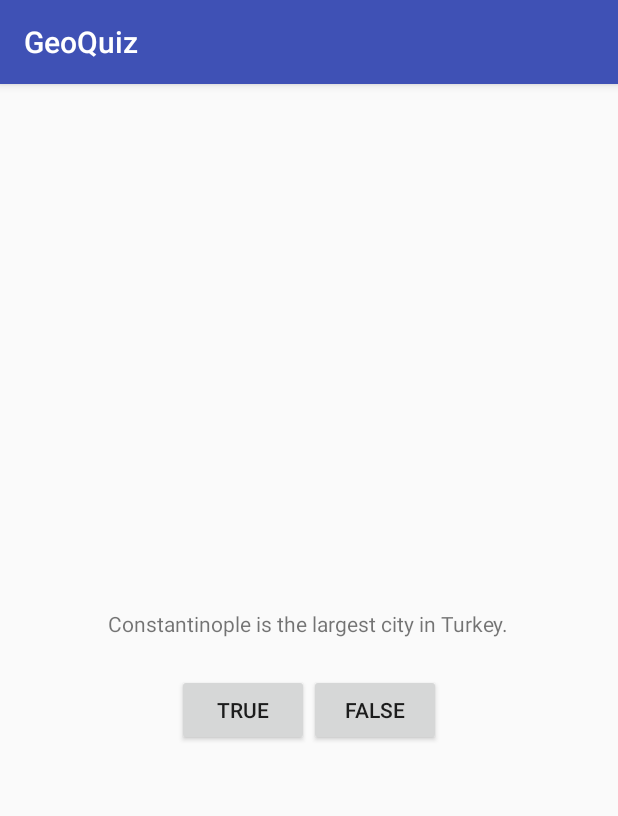
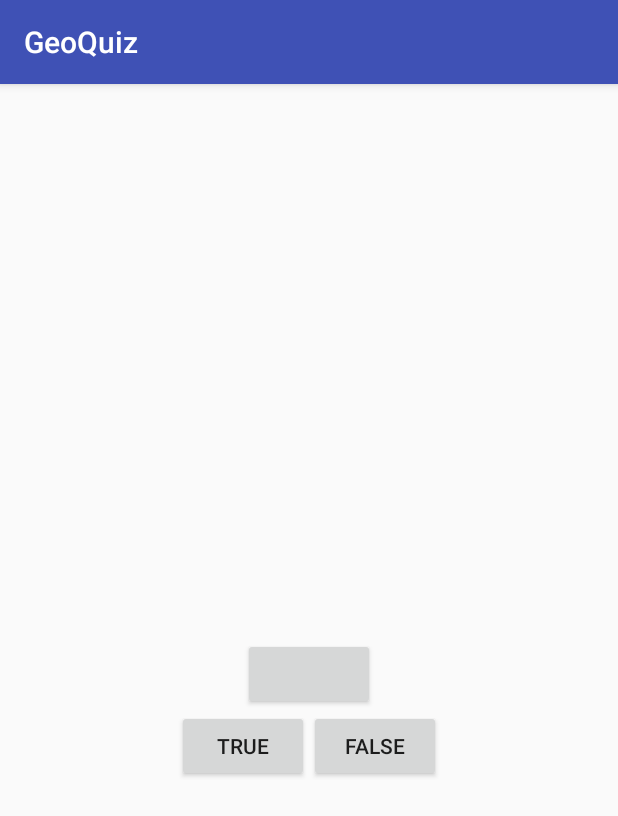
Before and after one commit to cskiro/GeoQuiz, an Android app: the screen it shows after launch (QuizActivity), on a phone screen of 412 x 824 dp. Shown: the top 816 px of the screen. Run offline under Robolectric (Android 15) with nearby library versions, the phone set to English and light mode, and no system bars.

Commit message:
Modifying activity_quiz layout
- Removing hard-coded text in question_text_view

- Adding a Next button to layout

```diff
--- a/app/src/main/res/layout/activity_quiz.xml
+++ b/app/src/main/res/layout/activity_quiz.xml
@@ -9,10 +9,15 @@
     tools:context="com.example.skiroc.geoquiz_v20.QuizActivity">
 
     <TextView
+        android:id="@+id/question_text_view"
         android:layout_width="wrap_content"
         android:layout_height="wrap_content"
-        android:padding="24dp"
-        android:text="@string/question_text" />
+        android:padding="24dp" />
+
+    <Button
+        android:id="@+id/next_button"
+        android:layout_width="wrap_content"
+        android:layout_height="wrap_content" />
 
     <LinearLayout
         android:layout_width="wrap_content"
```
